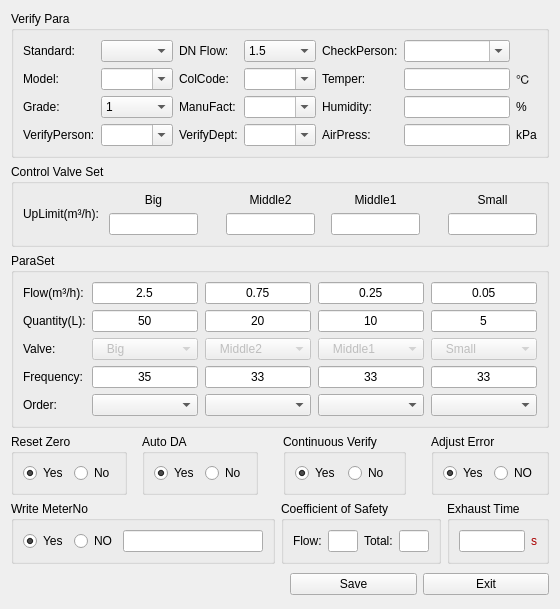
The window that source/systemset/systemsetdlg/ui/parasetdlg.ui (flimmy78/qtverify) describes before a commit, drawn with Qt 5.
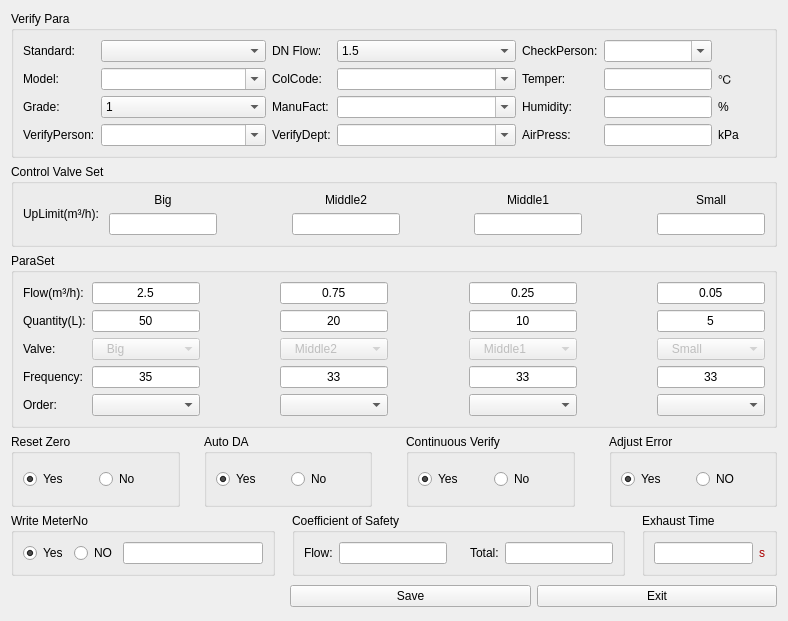
The same window after the commit. Icons and pictures are not drawn.

The edit to the form file:
```diff
--- a/source/systemset/systemsetdlg/ui/parasetdlg.ui
+++ b/source/systemset/systemsetdlg/ui/parasetdlg.ui
@@ -9,8 +9,8 @@
    <rect>
     <x>0</x>
     <y>0</y>
-    <width>556</width>
-    <height>557</height>
+    <width>788</width>
+    <height>621</height>
    </rect>
   </property>
   <property name="windowTitle">
```
